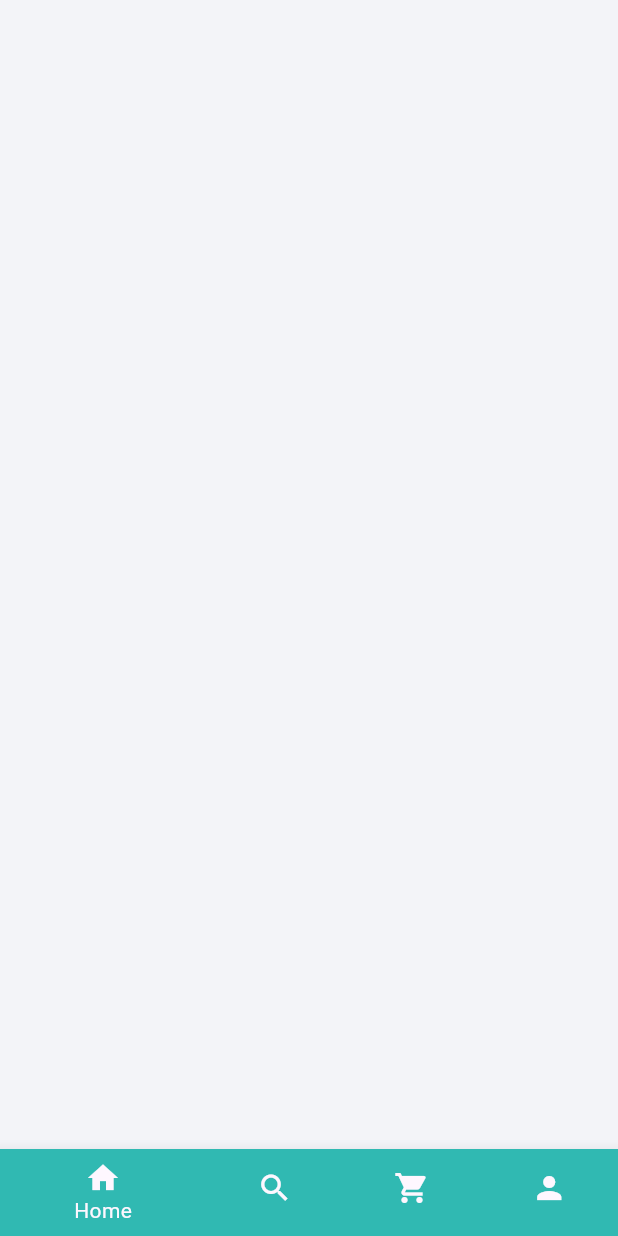
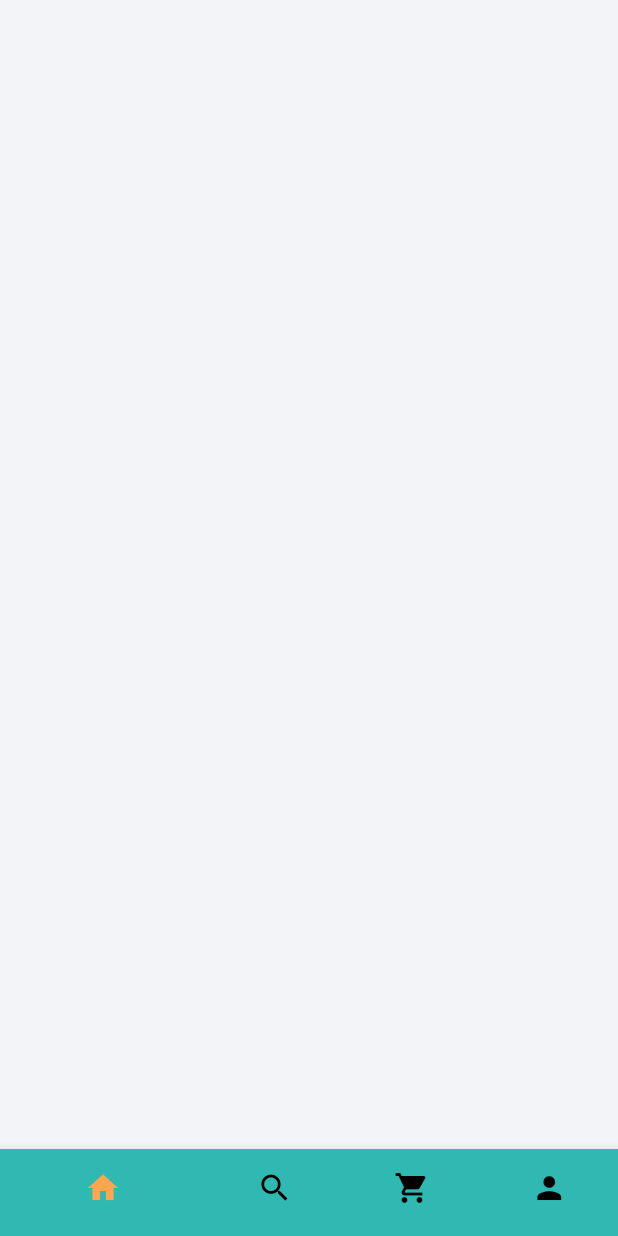
Before and after one commit to Dimmlul/food_app, a Flutter app: the screen it shows after launch, on a phone screen of 412 x 824 dp. Run offline on Flutter 3.47's test engine with Material 3 defaults, Android fonts, the phone set to English and light mode, and no system bars; our stand-ins replace flutter_screenutil, get.

```diff
--- a/analysis_options.yaml
+++ b/analysis_options.yaml
@@ -7,6 +7,10 @@
 
 # The following line activates a set of recommended lints for Flutter apps,
 # packages, and plugins designed to encourage good coding practices.
+
+analyzer:
+  errors:
+    avoid_print: ignore
 include: package:flutter_lints/flutter.yaml
 
 linter:
--- /dev/null
+++ b/lib/controllers/tab_index_controller.dart
@@ -0,0 +1,13 @@
+import 'package:get/get.dart';
+
+class TabIndexController extends GetxController{
+
+  RxInt _tabIndex = 0.obs;
+
+  int get tabIndex => _tabIndex.value;
+
+
+  set setTabIndex(int newValue){
+    _tabIndex.value = newValue;
+  }
+}
--- a/lib/main.dart
+++ b/lib/main.dart
@@ -1,3 +1,4 @@
+
 import 'package:flutter/material.dart';
 import 'package:flutter_screenutil/flutter_screenutil.dart';
 import 'package:food_app/constants/constants.dart';
@@ -10,7 +11,7 @@ void main() {
 }
 
 class MyApp extends StatelessWidget {
-  const MyApp({Key? key}) : super(key: key);
+  const MyApp({super.key});
 
   @override
   Widget build(BuildContext context) {
--- a/lib/views/entrypoint.dart
+++ b/lib/views/entrypoint.dart
@@ -1,12 +1,16 @@
 import 'package:flutter/material.dart';
 import 'package:food_app/constants/constants.dart';
+import 'package:food_app/controllers/tab_index_controller.dart';
+import 'package:get/get.dart';
+
 
 class MainScreen extends StatelessWidget {
   const MainScreen({super.key});
 
   @override
   Widget build(BuildContext context) {
-    return Scaffold(
+    final controller = Get.put(TabIndexController());
+    return Obx(() => Scaffold(
       body: Stack(
         children: [
           Container(
@@ -21,6 +25,15 @@ class MainScreen extends StatelessWidget {
                 canvasColor: (kPrimary),
               ),
               child: BottomNavigationBar(
+                showSelectedLabels: false,
+                showUnselectedLabels: false,
+                unselectedIconTheme: const IconThemeData(color: Colors.black),
+                selectedIconTheme: const IconThemeData(color: kSecondary),
+                onTap: (value){
+                  controller.setTabIndex = value;
+                },
+
+                currentIndex: controller.tabIndex,
                 items: const [
                   BottomNavigationBarItem(icon: Icon(Icons.home), label: 'Home'),
                   BottomNavigationBarItem(icon: Icon(Icons.search), label: 'Search'),
@@ -32,6 +45,7 @@ class MainScreen extends StatelessWidget {
           ),
         ],
       ),
+    )
     );
   }
 }
```
